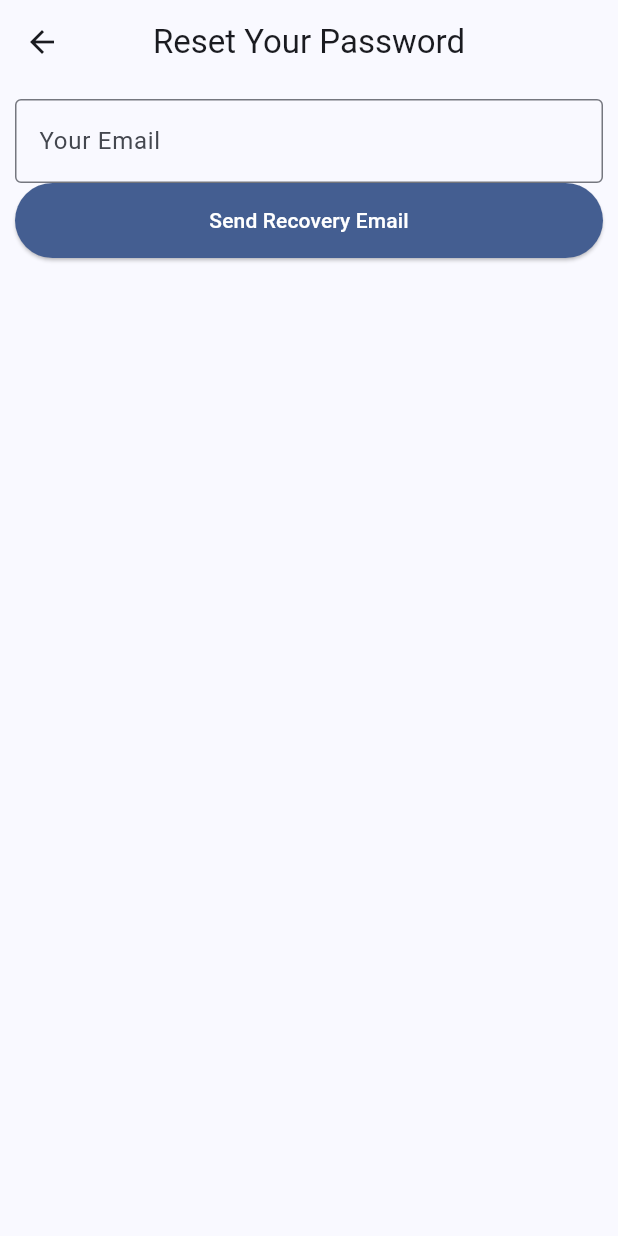
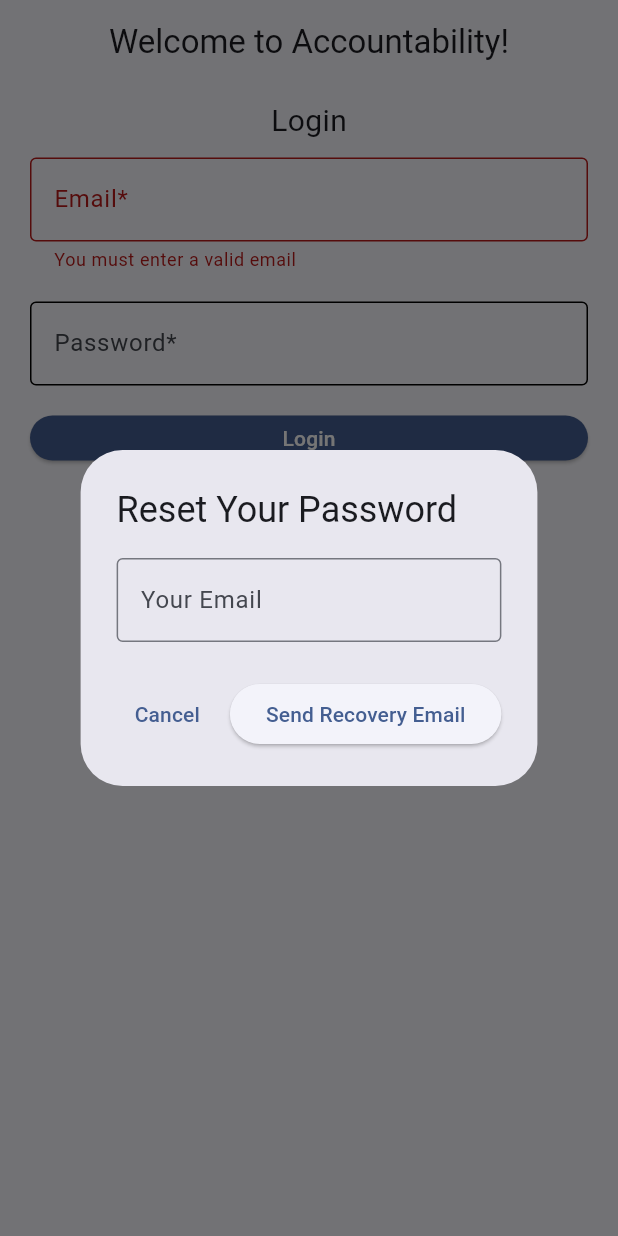
Before and after one commit to tranpham9/expense-tracker, a Flutter app: the screen it shows after launch, after a tap on "Login", after a tap on "Forgot Password?", on a phone screen of 412 x 824 dp. Run offline on Flutter 3.47's test engine with Material 3 defaults, Android fonts, the phone set to English and light mode, and no system bars; our stand-ins replace dio; missing offline and left inert: password_strength_checker; accounts and stored records are empty.

Commit message:
implemented an overlay for forgot password (that works)

```diff
--- a/frontend/mobile/accountability_mobile_app/lib/main.dart
+++ b/frontend/mobile/accountability_mobile_app/lib/main.dart
@@ -31,98 +31,3 @@ class MainApp extends StatelessWidget {
     );
   }
 }
-
-class ForgotPasswordPage extends StatefulWidget {
-  @override
-  State<ForgotPasswordPage> createState() => _ForgotPasswordPageState();
-}
-
-class _ForgotPasswordPageState extends State<ForgotPasswordPage> {
-  final TextEditingController recoveryEmail = TextEditingController();
-  String? emailError;
-  OverlayEntry? _overlayEntry;
-
-  OverlayEntry _createOverlayEntry(String message) {
-    return OverlayEntry(
-      builder: (context) => Positioned(
-        top: MediaQuery.of(context).size.height * 0.4,
-        left: MediaQuery.of(context).size.width * 0.1,
-        width: MediaQuery.of(context).size.width * 0.8,
-        child: Material(
-          color: Colors.transparent,
-          child: Container(
-            padding: const EdgeInsets.all(16),
-            decoration: BoxDecoration(
-              color: Colors.black.withOpacity(0.8),
-              borderRadius: BorderRadius.circular(12),
-            ),
-            child: Text(
-              message,
-              style: const TextStyle(color: Colors.white, fontSize: 16),
-              textAlign: TextAlign.center,
-            ),
-          ),
-        ),
-      ),
-    );
-  }
-
-  void _showOverlay(String message) {
-    _overlayEntry = _createOverlayEntry(message);
-    Overlay.of(context)!.insert(_overlayEntry!);
-    Future.delayed(const Duration(seconds: 2), () {
-      _overlayEntry?.remove();
-    });
-  }
-
-  @override
-  Widget build(BuildContext context) {
-    return Scaffold(
-      appBar: AppBar(
-        title: const Text("Reset Your Password"),
-        centerTitle: true,
-      ),
-      body: Padding(
-        padding: const EdgeInsets.all(10),
-        child: Column(
-          children: <Widget>[
-            TextField(
-              controller: recoveryEmail,
-              decoration: InputDecoration(
-                border: OutlineInputBorder(),
-                labelText: 'Your Email',
-                errorText: emailError,
-              ),
-            ),
-            ElevatedButton(
-              style: ElevatedButton.styleFrom(
-                backgroundColor: Theme.of(context).primaryColor,
-                fixedSize: Size(400, 50),
-              ),
-              child: const Text(
-                'Send Recovery Email',
-                style: TextStyle(color: Colors.white),
-              ),
-              onPressed: () {
-                if (!RegExp(r'^[\w-\.]+@([\w-]+\.)+[\w-]{2,4}$')
-                        .hasMatch(recoveryEmail.text) ||
-                    recoveryEmail.text.isEmpty) {
-                  setState(() {
-                    emailError = "The Email You've Entered Isn't Correct";
-                  });
-                } else {
-                  setState(() {
-                    emailError = null;
-                  });
-                  // TODO: Call the API to send recovery email to the user
-                  // Show overlay
-                  _showOverlay("A recovery email has been sent!");
-                }
-              },
-            ),
-          ],
-        ),
-      ),
-    );
-  }
-}
--- /dev/null
+++ b/frontend/mobile/accountability_mobile_app/lib/ui/landing_page/forgot_password.dart
@@ -0,0 +1,96 @@
+import 'dart:core';
+import 'package:flutter/cupertino.dart';
+import 'package:flutter/material.dart';
+import 'package:flutter/widgets.dart';
+
+class ForgotPasswordDialog extends StatefulWidget {
+  @override
+  State<ForgotPasswordDialog> createState() => _ForgotPasswordDialogState();
+}
+
+class _ForgotPasswordDialogState extends State<ForgotPasswordDialog> {
+  final TextEditingController recoveryEmail = TextEditingController();
+  String? emailError;
+  OverlayEntry? _overlayEntry;
+
+  OverlayEntry _createOverlayEntry(String message) {
+    return OverlayEntry(
+      builder: (context) => Positioned(
+        top: MediaQuery.of(context).size.height * 0.4,
+        left: MediaQuery.of(context).size.width * 0.1,
+        width: MediaQuery.of(context).size.width * 0.8,
+        child: Material(
+          color: Colors.transparent,
+          child: Container(
+            padding: const EdgeInsets.all(16),
+            decoration: BoxDecoration(
+              color: Colors.black.withOpacity(0.8),
+              borderRadius: BorderRadius.circular(12),
+            ),
+            child: Text(
+              message,
+              style: const TextStyle(color: Colors.white, fontSize: 16),
+              textAlign: TextAlign.center,
+            ),
+          ),
+        ),
+      ),
+    );
+  }
+
+  void _showOverlay(String message) {
+    _overlayEntry = _createOverlayEntry(message);
+    Overlay.of(context)!.insert(_overlayEntry!);
+    Future.delayed(const Duration(seconds: 2), () {
+      _overlayEntry?.remove();
+    });
+  }
+
+  @override
+  Widget build(BuildContext context) {
+    return AlertDialog(
+      title: const Text("Reset Your Password"),
+      content: Column(
+        mainAxisSize: MainAxisSize.min,
+        children: <Widget>[
+          TextField(
+            controller: recoveryEmail,
+            decoration: InputDecoration(
+              border: OutlineInputBorder(),
+              labelText: 'Your Email',
+              errorText: emailError,
+            ),
+          ),
+        ],
+      ),
+      actions: <Widget>[
+        TextButton(
+          child: const Text('Cancel'),
+          onPressed: () {
+            Navigator.of(context).pop();
+          },
+        ),
+        ElevatedButton(
+          child: const Text('Send Recovery Email'),
+          onPressed: () {
+            if (!RegExp(r'^[\w-\.]+@([\w-]+\.)+[\w-]{2,4}$')
+                    .hasMatch(recoveryEmail.text) ||
+                recoveryEmail.text.isEmpty) {
+              setState(() {
+                emailError = "The Email You've Entered Isn't Correct";
+              });
+            } else {
+              setState(() {
+                emailError = null;
+              });
+              // TODO: Call the API to send recovery email to the user
+              // Show overlay
+              _showOverlay("A recovery email has been sent!");
+              Navigator.of(context).pop();
+            }
+          },
+        ),
+      ],
+    );
+  }
+}
--- a/frontend/mobile/accountability_mobile_app/lib/ui/landing_page/login.dart
+++ b/frontend/mobile/accountability_mobile_app/lib/ui/landing_page/login.dart
@@ -4,10 +4,10 @@ import 'package:flutter/cupertino.dart';
 import 'package:flutter/material.dart';
 import 'package:flutter/widgets.dart';
 import '../../api/login_user.dart';
-import '../../main.dart';
 import '../../models/User.dart';
 import '../home_page/homepage.dart';
 import './register.dart';
+import './forgot_password.dart';
 
 // Main login widget
 class LoginPage extends StatefulWidget {
@@ -25,6 +25,16 @@ class _LoginPage extends State<LoginPage> {
   // Call the API endpoint to log the user in
   Future<User?> loginUser(String email, String password) async {
     return await LoginUser.login(email, password);
+  }
+
+  // Show forgot password dialog
+  void _showForgotPasswordDialog(BuildContext context) {
+    showDialog(
+      context: context,
+      builder: (BuildContext context) {
+        return ForgotPasswordDialog();
+      },
+    );
   }
 
   // Set the main layout of the login page
@@ -122,12 +132,7 @@ class _LoginPage extends State<LoginPage> {
                   decorationThickness: 1.5,
                 ),
               ),
-              onPressed: () {
-                Navigator.push(
-                  context,
-                  MaterialPageRoute(builder: (context) => ForgotPasswordPage()),
-                );
-              },
+              onPressed: () => _showForgotPasswordDialog(context),
             ),
             // Give a new user ability to register
             Row(
```
